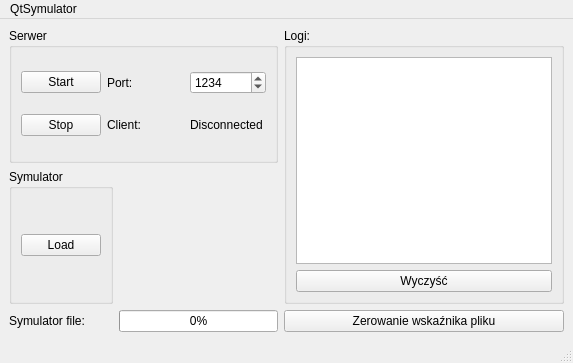
The window that mainwindow.ui (DamianJeu/QtSymulator) describes before a commit, drawn with Qt 5.
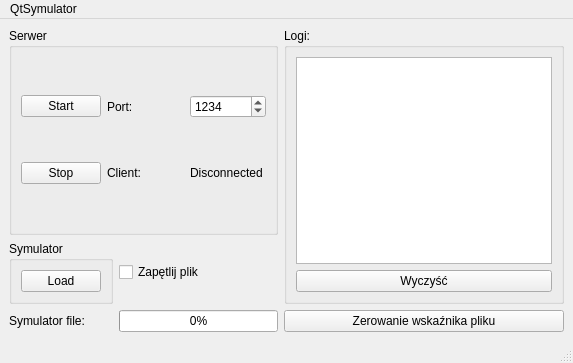
The same window after the commit.

Commit message: file loop option

The edit to the form file:
```diff
--- a/mainwindow.ui
+++ b/mainwindow.ui
@@ -135,6 +135,13 @@
       </property>
      </widget>
     </item>
+    <item row="1" column="1">
+     <widget class="QCheckBox" name="checkBoxFileLoop">
+      <property name="text">
+       <string>Zapętlij plik</string>
+      </property>
+     </widget>
+    </item>
    </layout>
   </widget>
   <widget class="QMenuBar" name="menubar">
```
The commit also changes 3 other files.
